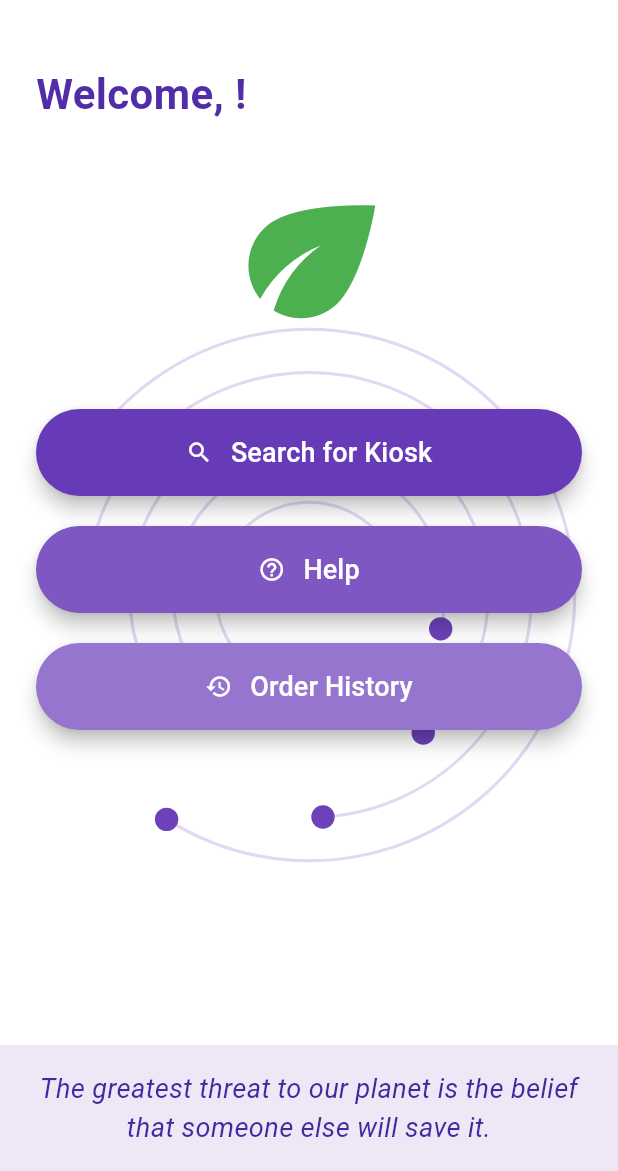
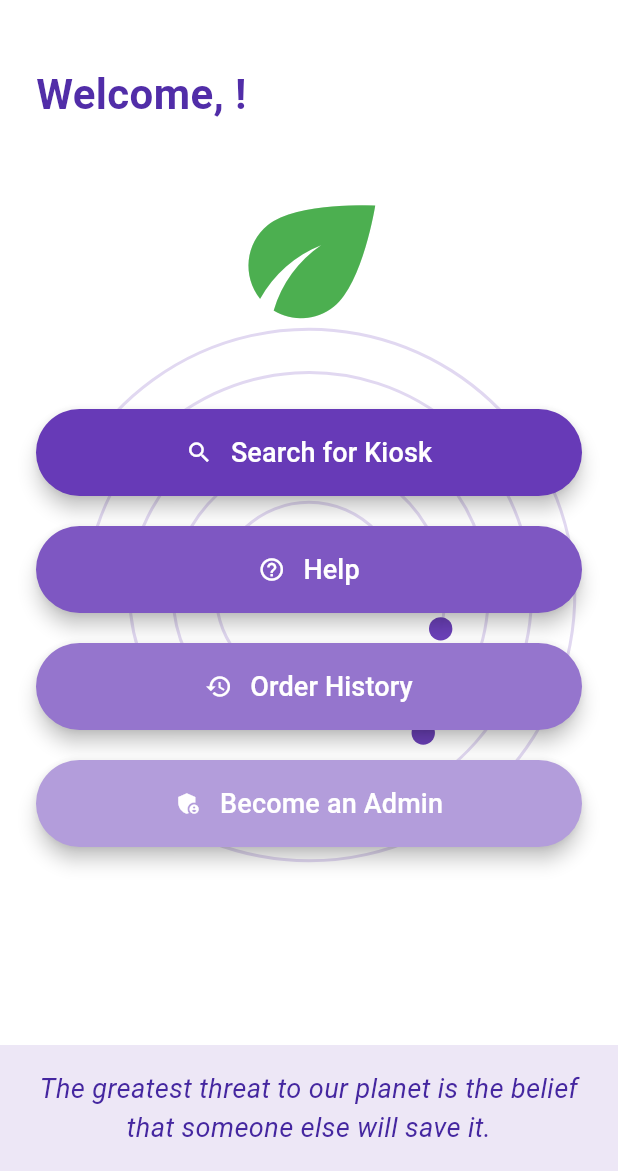
Before and after one commit to Bprathmesh/envfriendly, a Flutter app: the HomePage screen opened directly with empty values, on a phone screen of 412 x 824 dp, the part 65-1236 px from its top. Run offline on Flutter 3.47's test engine with Material 3 defaults, Android fonts, the phone set to English and light mode, and no system bars; our stand-ins replace cloud_firestore, firebase_auth, firebase_core, flutter_local_notifications, rxdart, shared_preferences; accounts and stored records are empty; generated files the repository leaves out were written again.

Commit message:
Added admin panel and related features

```diff
--- a/lib/models/user_model.dart
+++ b/lib/models/user_model.dart
@@ -5,7 +5,7 @@ class AppUser {
   final String name;
   final String email;
   final DateTime createdAt;
-  final bool isAdmin;
+  bool isAdmin;
 
   AppUser({
     required this.id,
@@ -34,4 +34,11 @@ class AppUser {
       'isAdmin': isAdmin,
     };
   }
+
+  Future<void> updateAdminStatus(bool isAdmin) async {
+    await FirebaseFirestore.instance.collection('users').doc(id).update({
+      'isAdmin': isAdmin,
+    });
+    this.isAdmin = isAdmin;
+  }
 }
--- a/lib/screens/help_page.dart
+++ b/lib/screens/help_page.dart
@@ -1,7 +1,7 @@
 import 'package:flutter/material.dart';
 
 class HelpPage extends StatelessWidget {
-  const HelpPage({Key? key}) : super(key: key);
+  const HelpPage({super.key});
 
   @override
   Widget build(BuildContext context) {
--- a/lib/screens/home_page.dart
+++ b/lib/screens/home_page.dart
@@ -9,9 +9,11 @@ import 'search_kiosk_page.dart';
 import 'help_page.dart';
 import 'order_history_page.dart';
 import 'notifications_page.dart';
+import 'admin_elevation_dialog.dart';
+import 'admin_panel.dart';
 
 class HomePage extends StatefulWidget {
-  final AppUser user;
+  AppUser user;
 
   HomePage({required this.user});
 
@@ -57,7 +59,7 @@ class _HomePageState extends State<HomePage> with TickerProviderStateMixin {
   }
 
   void _scheduleQuoteChange() {
-    Future.delayed(Duration(seconds: 10), _changeQuote);
+    Future.delayed(const Duration(seconds: 10), _changeQuote);
   }
 
   void _changeQuote() {
@@ -75,6 +77,30 @@ class _HomePageState extends State<HomePage> with TickerProviderStateMixin {
     });
   }
 
+void _showAdminElevationDialog() async {
+  final String correctAdminPassword = "admin123"; // You should store this securely
+  bool? result = await showDialog<bool>(
+    context: context,
+    builder: (context) => AdminElevationDialog(
+      user: widget.user,
+      correctAdminPassword: correctAdminPassword,
+    ),
+  );
+
+  if (result == true) {
+    // Refresh the user object
+    DocumentSnapshot userDoc = await FirebaseFirestore.instance
+        .collection('users')
+        .doc(widget.user.id)
+        .get();
+    setState(() {
+      widget.user = AppUser.fromDocument(userDoc);
+    });
+    ScaffoldMessenger.of(context).showSnackBar(
+      const SnackBar(content: Text('You are now an admin!')),
+    );
+  }
+}
   @override
   void dispose() {
     _leafController.dispose();
@@ -112,7 +138,7 @@ class _HomePageState extends State<HomePage> with TickerProviderStateMixin {
     return AppBar(
       backgroundColor: Colors.white,
       elevation: 0,
-      title: Text(
+      title: const Text(
         'Rbuy',
         style: TextStyle(
           fontSize: 24,
@@ -128,11 +154,11 @@ class _HomePageState extends State<HomePage> with TickerProviderStateMixin {
     return Stack(
       children: <Widget>[
         IconButton(
-          icon: Icon(Icons.notifications, color: Colors.deepPurple),
+          icon: const Icon(Icons.notifications, color: Colors.deepPurple),
           onPressed: () {
             Navigator.push(
               context,
-              MaterialPageRoute(builder: (context) => NotificationsPage()),
+              MaterialPageRoute(builder: (context) => const NotificationsPage()),
             );
           },
         ),
@@ -141,18 +167,18 @@ class _HomePageState extends State<HomePage> with TickerProviderStateMixin {
             right: 8,
             top: 8,
             child: Container(
-              padding: EdgeInsets.all(2),
+              padding: const EdgeInsets.all(2),
               decoration: BoxDecoration(
                 color: Colors.red,
                 borderRadius: BorderRadius.circular(6),
               ),
-              constraints: BoxConstraints(
+              constraints: const BoxConstraints(
                 minWidth: 14,
                 minHeight: 14,
               ),
               child: Text(
                 '$_unreadNotifications',
-                style: TextStyle(color: Colors.white, fontSize: 8),
+                style: const TextStyle(color: Colors.white, fontSize: 8),
                 textAlign: TextAlign.center,
               ),
             ),
@@ -163,7 +189,7 @@ class _HomePageState extends State<HomePage> with TickerProviderStateMixin {
 
   Widget _buildLogoutButton() {
     return IconButton(
-      icon: Icon(Icons.logout, color: Colors.deepPurple),
+      icon: const Icon(Icons.logout, color: Colors.deepPurple),
       onPressed: () async {
         await FirebaseAuth.instance.signOut();
         Navigator.of(context).pushReplacement(
@@ -181,11 +207,11 @@ class _HomePageState extends State<HomePage> with TickerProviderStateMixin {
             child: Column(
               crossAxisAlignment: CrossAxisAlignment.start,
               children: [
-                SizedBox(height: 30),
+                const SizedBox(height: 30),
                 _buildWelcomeText(),
-                SizedBox(height: 30),
+                const SizedBox(height: 30),
                 _buildAnimatedEcoIcon(),
-                SizedBox(height: 40),
+                const SizedBox(height: 40),
                 _buildActionButtons(),
               ],
             ),
@@ -217,7 +243,7 @@ class _HomePageState extends State<HomePage> with TickerProviderStateMixin {
         builder: (context, child) {
           return Transform.rotate(
             angle: _leafAnimation.value * 2 * pi / 60,
-            child: Icon(Icons.eco, size: 120, color: Colors.green),
+            child: const Icon(Icons.eco, size: 120, color: Colors.green),
           );
         },
       ),
@@ -236,30 +262,47 @@ class _HomePageState extends State<HomePage> with TickerProviderStateMixin {
           color: Colors.deepPurple,
           onPressed: () => Navigator.push(context, MaterialPageRoute(builder: (context) => SearchKioskPage())),
         ),
-          SizedBox(height: 20),
+        const SizedBox(height: 20),
         _buildActionButton(
           icon: Icons.help_outline,
           label: 'Help',
           color: Colors.deepPurple[400]!,
-            onPressed: () => Navigator.push(context, MaterialPageRoute(builder: (context) => HelpPage())),
+          onPressed: () => Navigator.push(context, MaterialPageRoute(builder: (context) => const HelpPage())),
         ),
-          SizedBox(height: 20),
+        const SizedBox(height: 20),
         _buildActionButton(
           icon: Icons.history,
           label: 'Order History',
           color: Colors.deepPurple[300]!,
-            onPressed: () => Navigator.push(context, MaterialPageRoute(builder: (context) => OrderHistoryPage())),
+          onPressed: () => Navigator.push(context, MaterialPageRoute(builder: (context) => const OrderHistoryPage())),
         ),
+        if (widget.user.isAdmin) ...[
+          const SizedBox(height: 20),
+          _buildActionButton(
+            icon: Icons.admin_panel_settings,
+            label: 'Admin Panel',
+            color: Colors.red[400]!,
+            onPressed: () => Navigator.push(context, MaterialPageRoute(builder: (context) => AdminPanel(user: widget.user))),
+          ),
+        ],
+        if (!widget.user.isAdmin) ...[
+          const SizedBox(height: 20),
+          _buildActionButton(
+            icon: Icons.admin_panel_settings,
+            label: 'Become an Admin',
+            color: Colors.deepPurple[200]!,
+            onPressed: _showAdminElevationDialog,
+          ),
+        ],
       ],
     ),
   );
 }
-
   Widget _buildActionButton({required IconData icon, required String label, required VoidCallback onPressed, required Color color}) {
     return ElevatedButton(
       style: ElevatedButton.styleFrom(
         backgroundColor: color,
-        padding: EdgeInsets.symmetric(vertical: 16, horizontal: 24),
+        padding: const EdgeInsets.symmetric(vertical: 16, horizontal: 24),
         shape: RoundedRectangleBorder(borderRadius: BorderRadius.circular(30)),
         elevation: 5,
       ),
@@ -268,8 +311,8 @@ class _HomePageState extends State<HomePage> with TickerProviderStateMixin {
         mainAxisAlignment: MainAxisAlignment.center,
         children: [
           Icon(icon, color: Colors.white),
-          SizedBox(width: 12),
-          Text(label, style: TextStyle(color: Colors.white, fontSize: 18)),
+          const SizedBox(width: 12),
+          Text(label, style: const TextStyle(color: Colors.white, fontSize: 18)),
         ],
       ),
     );
@@ -277,7 +320,7 @@ class _HomePageState extends State<HomePage> with TickerProviderStateMixin {
 
   Widget _buildQuoteCard() {
     return Container(
-      padding: EdgeInsets.all(16),
+      padding: const EdgeInsets.all(16),
       color: Colors.deepPurple[50],
       child: AnimatedSwitcher(
         duration: const Duration(milliseconds: 500),
@@ -336,7 +379,6 @@ class OrbitalPainter extends CustomPainter {
         paint,
       );
 
-      // Draw pulsating circles at the end of each arc
       final endAngle = startAngle + sweepAngle;
       final endPoint = Offset(
         center.dx + radius * cos(endAngle),
```
Also changed, not shown: lib/screens/admin_elevation_dialog.dart (added, +60 -0 lines), lib/screens/admin_panel.dart (+11 -9 lines), lib/screens/login_page.dart (+2 -25 lines), lib/screens/notifications_page.dart (+5 -3 lines), lib/screens/order_history_page.dart (+5 -3 lines), lib/screens/product_page.dart (+8 -2 lines), lib/screens/search_kiosk_page.dart (+5 -5 lines), lib/screens/signup_page.dart (+12 -8 lines). Lines whose indentation alone changed are shown as unchanged.
